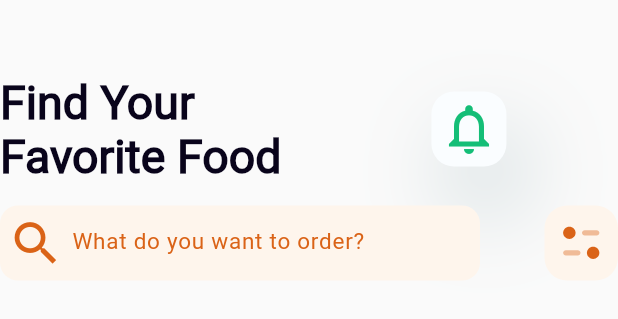
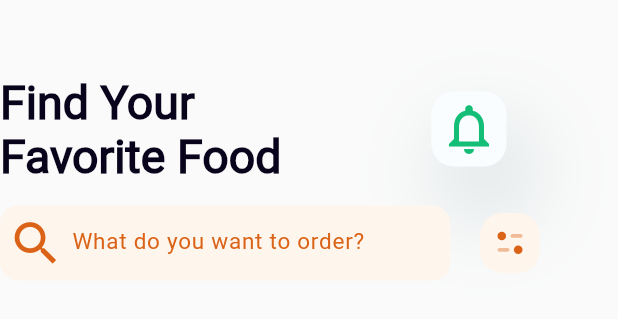
Before and after one commit to MuhanadIbrahim/food_Delivary, a Flutter app: what findYourFood() shows on an empty page, opened directly, on a phone screen of 412 x 824 dp. Shown: the top 319 px of the screen. Run offline on Flutter 3.47's test engine with Material 2 defaults, Android fonts, the phone set to English and light mode, and no system bars; our stand-ins replace animated_splash_screen, awesome_dialog, firebase_auth, firebase_core, flutter_svg, fluttertoast and 1 more; accounts and stored records are empty; Roboto replaces fonts that are missing (BentonSans Bold); project files that could hold a hidden picture were left out.

Commit message:
adjust flitter icon width

```diff
--- a/lib/widgets/find_your_food_widget.dart
+++ b/lib/widgets/find_your_food_widget.dart
@@ -55,12 +55,14 @@ Widget findYourFood(BuildContext context) {
         height: 15,
       ),
       Row(
-        mainAxisAlignment: MainAxisAlignment.spaceBetween,
         children: [
           const SearchTextFiled(),
+          SizedBox(
+            width: 20,
+          ),
           Container(
-            width: 49,
-            height: 50,
+            width: 40,
+            height: 40,
             decoration: ShapeDecoration(
               color: const Color(0xFFfef5ec),
               shape: RoundedRectangleBorder(
--- a/lib/widgets/search_textfiled.dart
+++ b/lib/widgets/search_textfiled.dart
@@ -9,7 +9,7 @@ class SearchTextFiled extends StatelessWidget {
   Widget build(BuildContext context) {
     return const SizedBox(
       height: 50,
-      width: 320,
+      width: 300,
       child: TextField(
         decoration: InputDecoration(
           enabledBorder: OutlineInputBorder(
```
